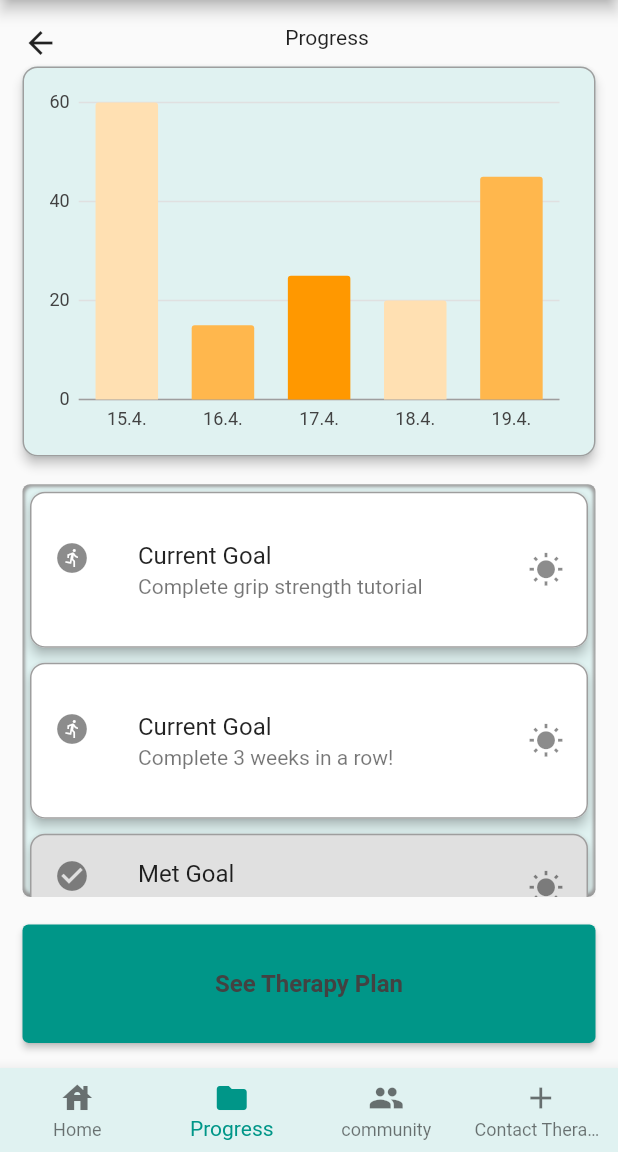
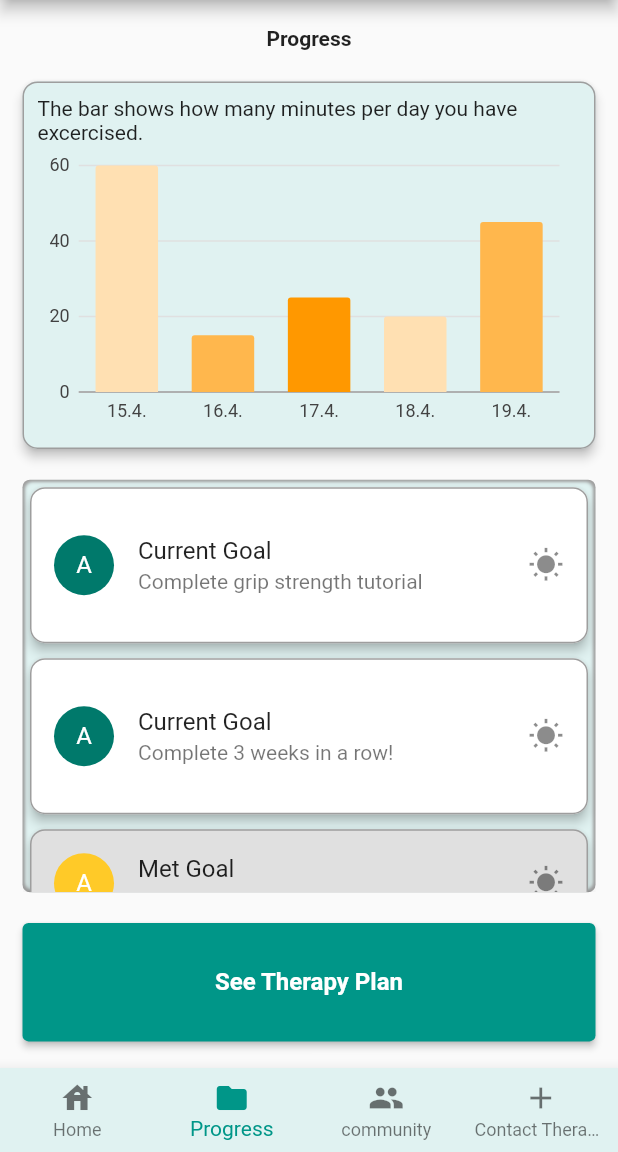
Before and after one commit to ellamac/therappy, a Flutter app: the screen it shows after launch, item 2 of the bottom bar chosen, on a phone screen of 412 x 824 dp, the part 84-1236 px from its top. Run offline on Flutter 3.47's test engine with Material 2 defaults, Android fonts, the phone set to English and light mode, and no system bars; our stand-ins replace charts_flutter.

Commit message:
refining progress view

```diff
--- a/therappy/lib/main.dart
+++ b/therappy/lib/main.dart
@@ -23,7 +23,7 @@
             surface: Colors.white,
             background: Colors.teal.shade50,
             error: Colors.red.shade900,
-            onPrimary: Colors.grey.shade800,
+            onPrimary: Colors.white,
             onSecondary: Colors.grey.shade800,
             onSurface: Colors.grey.shade800,
             onBackground: Colors.grey.shade800,
--- a/therappy/lib/views/progress.dart
+++ b/therappy/lib/views/progress.dart
@@ -46,20 +46,30 @@ class _ProgressState extends State<Progress> {
       mainAxisAlignment: MainAxisAlignment.spaceAround,
       children: [
         /* PROGRESS TITLE */
-        Wrap(
-          alignment: WrapAlignment.spaceBetween,
-          children: const [Icon(Icons.arrow_back), Text("Progress"), Spacer()],
+        const Text(
+          "Progress",
+          textAlign: TextAlign.center,
+          style: TextStyle(fontWeight: FontWeight.bold),
         ),
+
         /* PROGRESS CHART */
         SizedBox(
             height: 275,
             child: Card(
               color: Colors.teal[50],
-              margin: const EdgeInsets.only(bottom: 15.0),
+              margin: const EdgeInsets.symmetric(vertical: 15.0),
               elevation: 3,
               child: Container(
                 padding: const EdgeInsets.all(10.0),
-                child: Expanded(child: DailyChart(data: data)),
+                child: Column(
+                  children: [
+                    const Text(
+                        "The bar shows how many minutes per day you have excercised."),
+                    Expanded(
+                      child: DailyChart(data: data),
+                    ),
+                  ],
+                ),
                 /*Icon(
                 Icons.insert_chart,
                 size: 225.0,
--- a/therappy/lib/widgets/goal_widget.dart
+++ b/therappy/lib/widgets/goal_widget.dart
@@ -24,7 +24,13 @@ class GoalWidget extends StatelessWidget {
     return done
         ? Card(
             child: ListTile(
-              leading: const Icon(Icons.check_circle),
+              leading: CircleAvatar(
+                child: const Text(
+                  'A',
+                  style: TextStyle(color: Colors.white),
+                ),
+                backgroundColor: Colors.amber.shade400,
+              ),
               title: Text(goal),
               subtitle: Text(explanation),
               trailing: trail,
@@ -39,7 +45,7 @@ class GoalWidget extends StatelessWidget {
           )
         : Card(
             child: ListTile(
-              leading: const Icon(Icons.run_circle),
+              leading: const CircleAvatar(child: Text('A')),
               title: Text(goal),
               subtitle: Text(explanation),
               trailing: trail,
--- a/therappy/pubspec.yaml
+++ b/therappy/pubspec.yaml
@@ -59,8 +59,8 @@ flutter:
   uses-material-design: true
 
   # To add assets to your application, add an assets section, like this:
-  # assets:
-  #   - images/a_dot_burr.jpeg
+  assets:
+  - images/grip.jpeg
   #   - images/a_dot_ham.jpeg
 
   # An image asset can refer to one or more resolution-specific "variants", see
```
Also changed, not shown: therappy/images/grip.jpeg (added).
